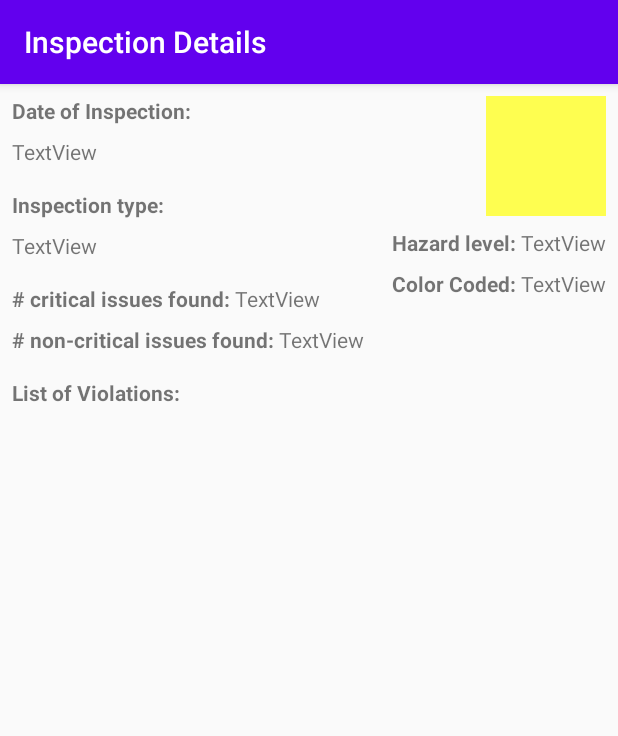
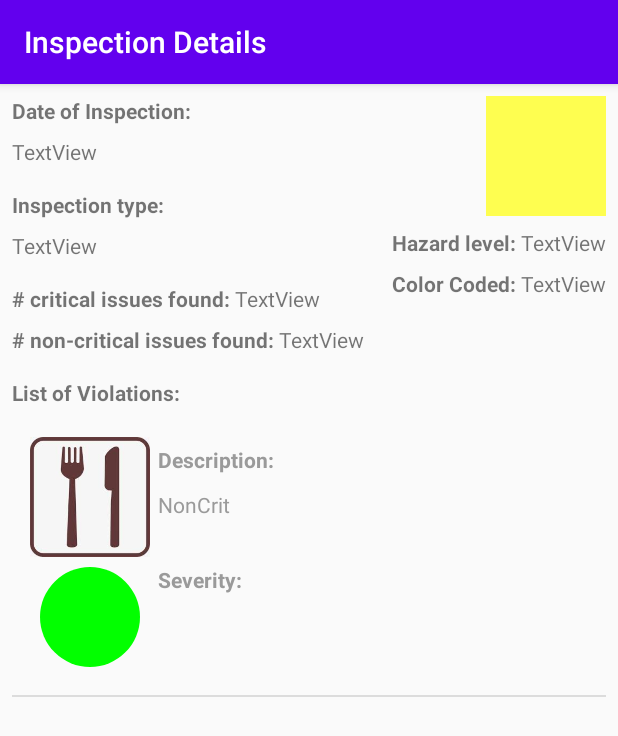
Before and after one commit to jeffreytigerwang/Health-Inspection-App, an Android app: the inspectionDetailsActivity screen opened directly, with no data from a screen before it, on a phone screen of 412 x 824 dp. Shown: the top 736 px of the screen. Run offline under Robolectric (Android 15) with nearby library versions, the phone set to English and light mode, and no system bars; 8 statements that could not run were skipped.

Commit message:
Despite adding violation to a single arraylist string failed, listview works if enter info. manually (for inspectionDetailsActivity)
Jeffrey

```diff
--- a/app/src/main/java/com/example/restaurantlist/inspectionDetailsActivity.java
+++ b/app/src/main/java/com/example/restaurantlist/inspectionDetailsActivity.java
@@ -11,15 +11,26 @@ import androidx.appcompat.app.AppCompatActivity;
 import androidx.appcompat.widget.Toolbar;
 
 import android.view.View;
+import android.view.ViewGroup;
+import android.widget.ArrayAdapter;
 import android.widget.ImageView;
+import android.widget.ListView;
 import android.widget.TextView;
 
+import java.util.ArrayList;
+import java.util.Arrays;
+import java.util.List;
+
+import Model.Inspection;
 import Model.InspectionManager;
 import Model.RestaurantsManager;
+import Model.inspectionListAdapter;
 
 public class inspectionDetailsActivity extends AppCompatActivity {
     private int index;
+
     private static final String EXTRA_MESSAGE = "Extra-Message";
+    int violationNumber = 0;
 
 /***    public static Intent makeLaunchIntent(Context c, String message) {
         Intent intent = new Intent(c, inspectionDetailsActivity.class);
@@ -31,6 +42,9 @@ public class inspectionDetailsActivity extends AppCompatActivity {
         Intent intent = new Intent(c, inspectionDetailsActivity.class);
         return intent;
     }
+
+
+    private ArrayList<String> violations = new ArrayList<>();
 
     @Override
     protected void onCreate(Bundle savedInstanceState) {
@@ -68,15 +82,64 @@ public class inspectionDetailsActivity extends AppCompatActivity {
             icon.setImageResource(R.drawable.yellow);
         }
 
+        //violationNumber = InspectionManager.getInstance().get(index).getNonViolLump().length + InspectionManager.getInstance().get(index).getCViolLump().length;
+
+        //violations.addAll(Arrays.asList(InspectionManager.getInstance().get(index).getNonViolLump()));
+        //violations.addAll(Arrays.asList(InspectionManager.getInstance().get(index).getCViolLump()));
+        //violations.add(InspectionManager.getInstance().get(index).getNonViolLump()[0]);
+
+        violations.add("303,Not Critical,Equipment/facilities/hot & cold water for sanitary maintenance not adequate [s. 17(3); s. 4(1)(f)],Not Repeat");
+
+        populateListView();
 
 
-        /***TextView address = findViewById(R.id.detail_address);
-        address.setText(RestaurantsManager.getInstance().get(index).getAddress());
+    }
 
-        TextView gps = findViewById(R.id.detail_gps);
-        gps.setText("(" + RestaurantsManager.getInstance().get(index).getLatitude() + " , " + RestaurantsManager.getInstance().get(index).getLongitude() + ")");***/
+    private void populateListView() {
+
+        ArrayAdapter<String> adapter = new violationAdapter();
+        ListView violationsList = findViewById(R.id.ViewViolationDetails);
+        violationsList.setAdapter(adapter);
+
     }
 
 
+    private class violationAdapter extends ArrayAdapter<String> {
+
+        public violationAdapter() {
+
+            super(inspectionDetailsActivity.this, R.layout.violation_details, violations);
+        }
+
+        @Override
+        public View getView (int position, View convertView, ViewGroup parent) {
+
+            View itemView = convertView;
+            if (itemView == null) {
+                itemView = getLayoutInflater().inflate(R.layout.violation_details, parent, false);
+            }
+
+            String currentViolation = violations.get(position);
+
+            //ImageView imageView = (ImageView) itemView.findViewById(R.id.ImageViolation);
+            ImageView severityImage = (ImageView) itemView.findViewById(R.id.ImageSeverity);
+
+            //Setup severity icon
+            if (currentViolation.contains("Not Critical")) {
+                severityImage.setImageResource(R.drawable.noncritical_violation);
+            }
+            else if (currentViolation.contains("Critical")) {
+                severityImage.setImageResource(R.drawable.critical_violation);
+            }
+            else {
+                severityImage.setImageResource(R.drawable.critical_violation);
+            }
+
+
+            return itemView;
+        }
+
+    }
+
 
 }
--- a/app/src/main/res/layout/content_inspection_details.xml
+++ b/app/src/main/res/layout/content_inspection_details.xml
@@ -152,7 +152,7 @@
 
     <ListView
 
-        android:id="@+id/ViewInspectionDetails"
+        android:id="@+id/ViewViolationDetails"
         android:layout_width="0dp"
         android:layout_height="0dp"
         android:layout_marginStart="8dp"
--- a/app/src/main/res/layout/insepction_details.xml
+++ b/app/src/main/res/layout/violation_details.xml
@@ -7,16 +7,22 @@
     android:padding="12dp"
     >
 
+    <LinearLayout
+        android:id="@+id/LayoutDescription"
+        android:layout_width="match_parent"
+        android:layout_height="wrap_content"
+        android:orientation="horizontal">
+
         <ImageView
         android:id="@+id/ImageViolation"
         android:layout_width="80dp"
         android:layout_height="80dp"
         android:src="@drawable/icon" />
 
+
         <LinearLayout
-        android:id="@+id/LayoutDescription"
             android:layout_width="match_parent"
-        android:layout_height="wrap_content"
+            android:layout_height="match_parent"
             android:orientation="vertical">
 
             <TextView
@@ -37,8 +43,7 @@
                 android:text="@string/noncrit"
                 android:textColor="#9a9a9a"
                 android:textSize="14sp" />
-
-
+        </LinearLayout>
 
 
     </LinearLayout>
```
Also changed, not shown: app/src/main/java/com/example/restaurantlist/ListActivity.java (+0 -99 lines). Lines whose indentation alone changed are shown as unchanged.
